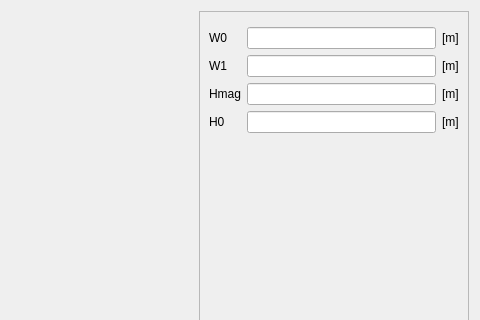
Eomys/pyleecan, file pyleecan/GUI/Dialog/DMachineSetup/SMSlot/PMSlot19/PMSlot19.ui: the form before one commit; both pictures show x 596 to 1076 and y 0 to 320 of the 1076 by 643 pixel window.
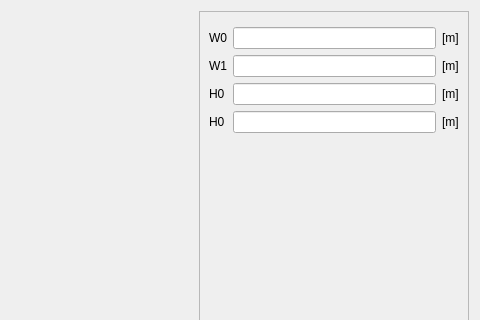
The form after the commit. Icons and pictures are not drawn. Custom widgets are drawn as their Qt base class.

Commit message: [NF] renaming Hmag and Wmag

Diff of the .ui file:
```diff
--- a/pyleecan/GUI/Dialog/DMachineSetup/SMSlot/PMSlot19/PMSlot19.ui
+++ b/pyleecan/GUI/Dialog/DMachineSetup/SMSlot/PMSlot19/PMSlot19.ui
@@ -91,14 +91,14 @@
        <item>
         <layout class="QGridLayout" name="gridLayout">
          <item row="2" column="2">
-          <widget class="QLabel" name="unit_Hmag">
+          <widget class="QLabel" name="unit_H0">
            <property name="text">
             <string>[m]</string>
            </property>
           </widget>
          </item>
          <item row="2" column="1">
-          <widget class="FloatEdit" name="lf_Hmag"/>
+          <widget class="FloatEdit" name="lf_H0"/>
          </item>
          <item row="0" column="0">
           <widget class="QLabel" name="in_W0">
@@ -128,9 +128,9 @@
           <widget class="FloatEdit" name="lf_W1"/>
          </item>
          <item row="2" column="0">
-          <widget class="QLabel" name="in_Hmag">
+          <widget class="QLabel" name="in_H0">
            <property name="text">
-            <string>Hmag</string>
+            <string>H0</string>
            </property>
           </widget>
          </item>
```
Left out of the diff: 2 changed lines with no effect on the pictures. The commit also changes 169 other files.
